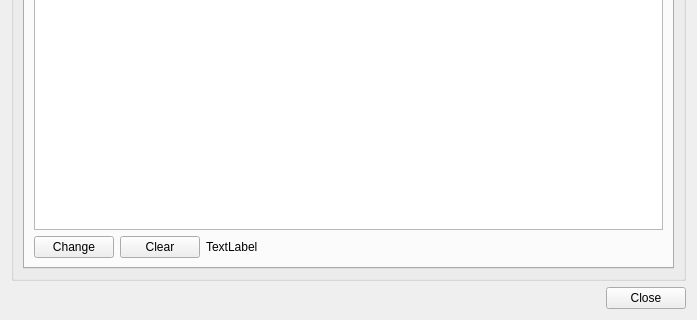
Above: src/prefs_panel.ui from fontmatrix/fontmatrix before the change; both pictures show x 0 to 697 and y 300 to 620 of the 697 by 620 pixel window. Below: the same form after it.
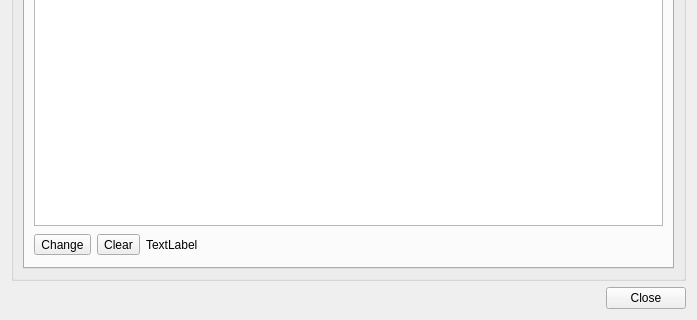
That is the form after the change. Icons and pictures are not drawn.

Patch:
```diff
--- a/src/prefs_panel.ui
+++ b/src/prefs_panel.ui
@@ -572,14 +572,29 @@
           <item>
            <layout class="QHBoxLayout" name="horizontalLayout" >
             <item>
-             <widget class="QPushButton" name="changeButton" >
+             <widget class="QToolButton" name="changeButton" >
+              <property name="sizePolicy" >
+               <sizepolicy vsizetype="Fixed" hsizetype="Preferred" >
+                <horstretch>0</horstretch>
+                <verstretch>0</verstretch>
+               </sizepolicy>
+              </property>
               <property name="text" >
                <string>Change</string>
               </property>
+              <property name="checkable" >
+               <bool>true</bool>
+              </property>
              </widget>
             </item>
             <item>
-             <widget class="QPushButton" name="clearButton" >
+             <widget class="QToolButton" name="clearButton" >
+              <property name="sizePolicy" >
+               <sizepolicy vsizetype="Fixed" hsizetype="Preferred" >
+                <horstretch>0</horstretch>
+                <verstretch>0</verstretch>
+               </sizepolicy>
+              </property>
               <property name="text" >
                <string>Clear</string>
               </property>
@@ -599,8 +614,8 @@
               </property>
               <property name="sizeHint" stdset="0" >
                <size>
-                <width>158</width>
-                <height>20</height>
+                <width>387</width>
+                <height>26</height>
                </size>
               </property>
              </spacer>
```
